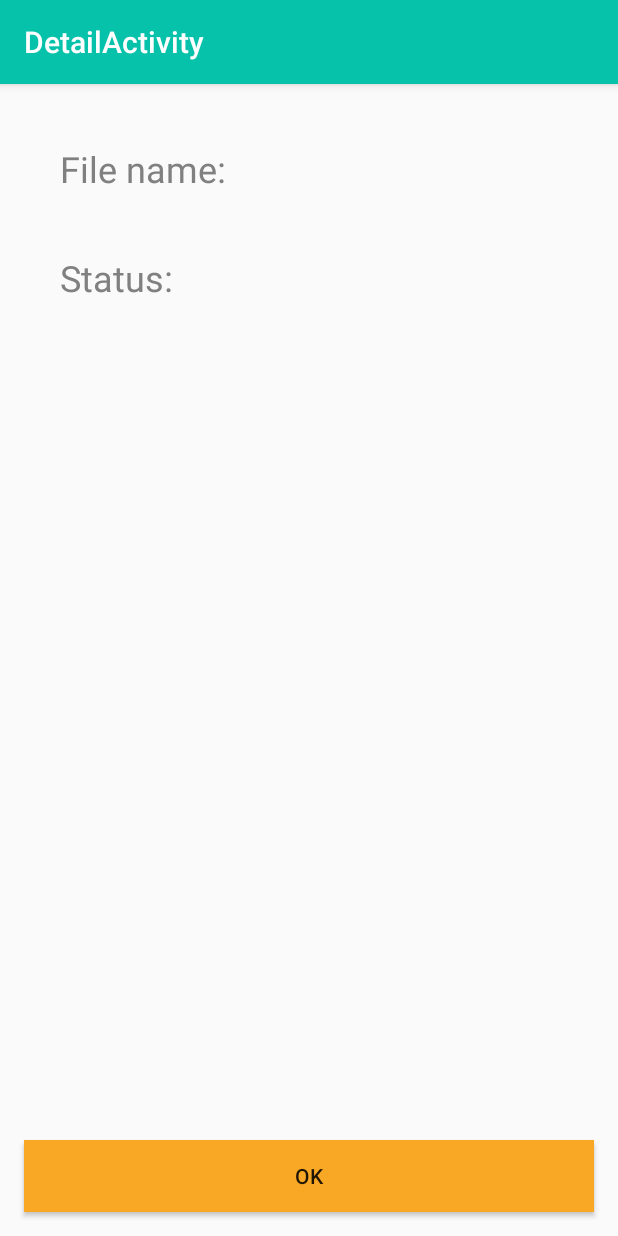
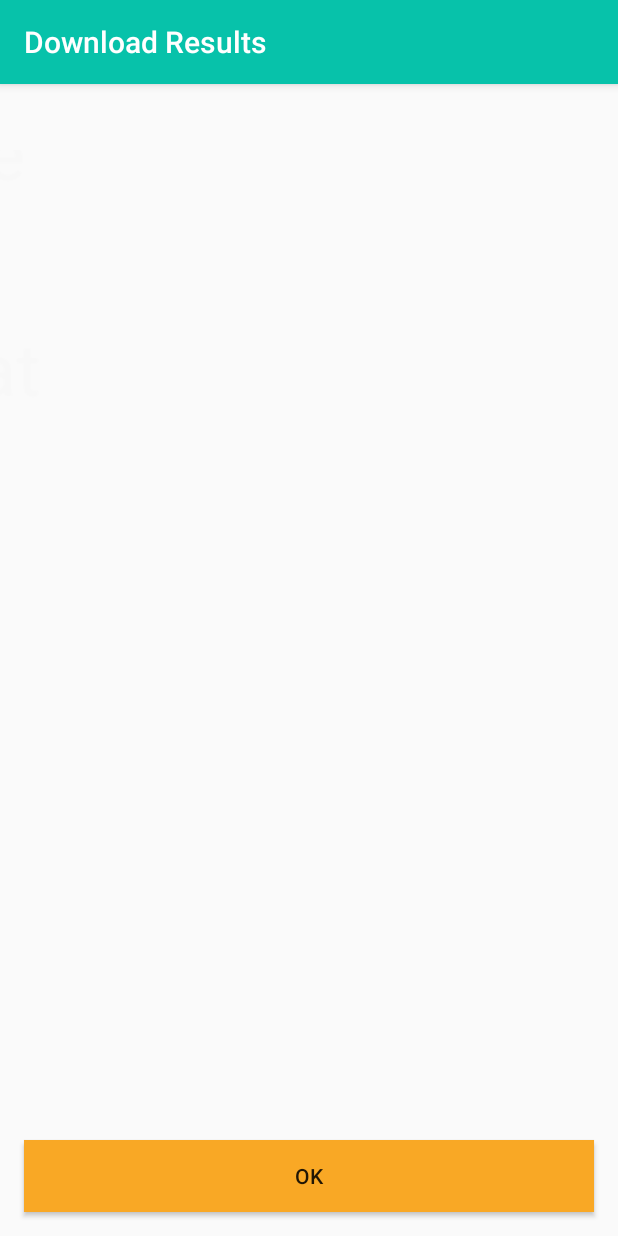
Before and after one commit to cstimler/KotlinDownloadProject, an Android app: the DetailActivity screen opened directly, with no data from a screen before it, on a phone screen of 412 x 824 dp. Run offline under Robolectric (Android 15) with nearby library versions, the phone set to English and light mode, and no system bars.

Commit message:
App currently meets specs.  Will do some clean up and submit.

```diff
--- a/app/src/main/java/com/udacity/DetailActivity.kt
+++ b/app/src/main/java/com/udacity/DetailActivity.kt
@@ -9,6 +9,7 @@ import android.view.View
 import android.widget.Button
 import android.widget.TextView
 import androidx.appcompat.app.AppCompatActivity
+import androidx.appcompat.widget.Toolbar
 import androidx.core.content.ContextCompat
 import kotlinx.android.synthetic.main.activity_detail.*
 import org.w3c.dom.Text
@@ -26,6 +27,7 @@ class DetailActivity : AppCompatActivity() {
         intent = getIntent()
         val fileName = findViewById<TextView>(R.id.file_name)
         val statusType = findViewById<TextView>(R.id.status)
+        val thisToolbar = findViewById<Toolbar>(R.id.toolbar)
        // val OKButton = findViewById<Button>(R.id.OKButton)
         val thisFile = intent.getStringExtra("file")
         val thisStatus = intent.getStringExtra("status")
@@ -37,6 +39,7 @@ class DetailActivity : AppCompatActivity() {
                    //https://stackoverflow.com/questions/45401813/how-to-use-new-version-of-getresources-getcolor
             statusType.setTextColor(ContextCompat.getColor(applicationContext, R.color.colorAccent))
         }
+        supportActionBar?.setTitle("Download Results")
         Log.i("CHARLESY", "filename has been received and it is" + intent.toString())
     }
 
--- a/app/src/main/res/layout/content_detail.xml
+++ b/app/src/main/res/layout/content_detail.xml
@@ -1,24 +1,34 @@
 <?xml version="1.0" encoding="utf-8"?>
-<androidx.constraintlayout.widget.ConstraintLayout
+<androidx.constraintlayout.motion.widget.MotionLayout
     xmlns:android="http://schemas.android.com/apk/res/android"
     xmlns:app="http://schemas.android.com/apk/res-auto"
     xmlns:tools="http://schemas.android.com/tools"
     android:layout_width="match_parent"
     android:layout_height="match_parent"
-    app:layout_behavior="@string/appbar_scrolling_view_behavior"
-    tools:context=".DetailActivity"
-    tools:showIn="@layout/activity_detail">
+    app:layoutDescription="@xml/detail_animation"
+    android:layout_marginTop="100dp"
+    >
+
     <LinearLayout
+        android:id="@+id/topmost_linear_layout"
         android:layout_width="match_parent"
         android:layout_height="match_parent"
         android:orientation="vertical"
-        android:layout_margin="20dp">
+        android:layout_margin="20dp"
+        android:layout_marginTop="50dp"
+        app:layout_constraintTop_toTopOf="parent"
+        app:layout_constraintBottom_toBottomOf="parent"
+        app:layout_constraintStart_toStartOf="parent"
+        app:layout_constraintEnd_toEndOf="parent">
 
     <LinearLayout
+        android:id="@+id/ll1"
         android:layout_width="match_parent"
         android:layout_height="wrap_content"
         android:orientation="horizontal"
-        android:layout_margin="20dp">
+        android:layout_margin="20dp"
+        app:layout_constraintStart_toStartOf="parent"
+        app:layout_constraintEnd_toEndOf="parent">
 
         <TextView
             android:id="@+id/file_name_text"
@@ -43,11 +53,14 @@
 
     </LinearLayout>
     <LinearLayout
+        android:id="@+id/ll2"
         android:layout_width="match_parent"
         android:layout_height="wrap_content"
         android:orientation="horizontal"
         android:layout_gravity="center_vertical"
-        android:layout_margin="20dp">
+        android:layout_margin="20dp"
+        app:layout_constraintStart_toStartOf="parent"
+        app:layout_constraintEnd_toEndOf="parent">
 
         <TextView
             android:id="@+id/status_text"
@@ -72,4 +85,4 @@
 
     </LinearLayout>
     </LinearLayout>
-</androidx.constraintlayout.widget.ConstraintLayout>
+</androidx.constraintlayout.motion.widget.MotionLayout>
--- /dev/null
+++ b/app/src/main/res/xml/detail_animation.xml
@@ -0,0 +1,40 @@
+<?xml version="1.0" encoding="utf-8"?>
+
+<MotionScene xmlns:app="http://schemas.android.com/apk/res-auto"
+    xmlns:android="http://schemas.android.com/apk/res/android">
+
+    <Transition
+        app:constraintSetStart="@+id/start"
+        app:constraintSetEnd="@+id/end"
+        app:autoTransition="animateToEnd"
+        app:duration="1000">
+
+    <OnClick
+        app:targetId="@id/file_name"
+        app:clickAction="transitionToEnd"
+        />
+</Transition>
+
+    <ConstraintSet android:id="@+id/start">
+        <Constraint
+            android:id="@id/topmost_linear_layout"
+            android:alpha="0.0"
+            android:scaleX="2.0"
+            android:scaleY="2.0"
+            android:layout_width="wrap_content"
+            android:layout_height="wrap_content"
+            app:layout_constraintStart_toStartOf="parent"
+            app:layout_constraintTop_toTopOf="parent"/>
+    </ConstraintSet>
+
+    <ConstraintSet android:id="@+id/end">
+        <Constraint
+            android:id="@id/topmost_linear_layout"
+            android:alpha="1.0"
+            android:scaleX="1.0"
+            android:scaleY="1.0"
+            android:layout_width="wrap_content"
+            android:layout_height="wrap_content"
+            app:layout_constraintStart_toStartOf="parent"/>
+    </ConstraintSet>
+</MotionScene>
```
